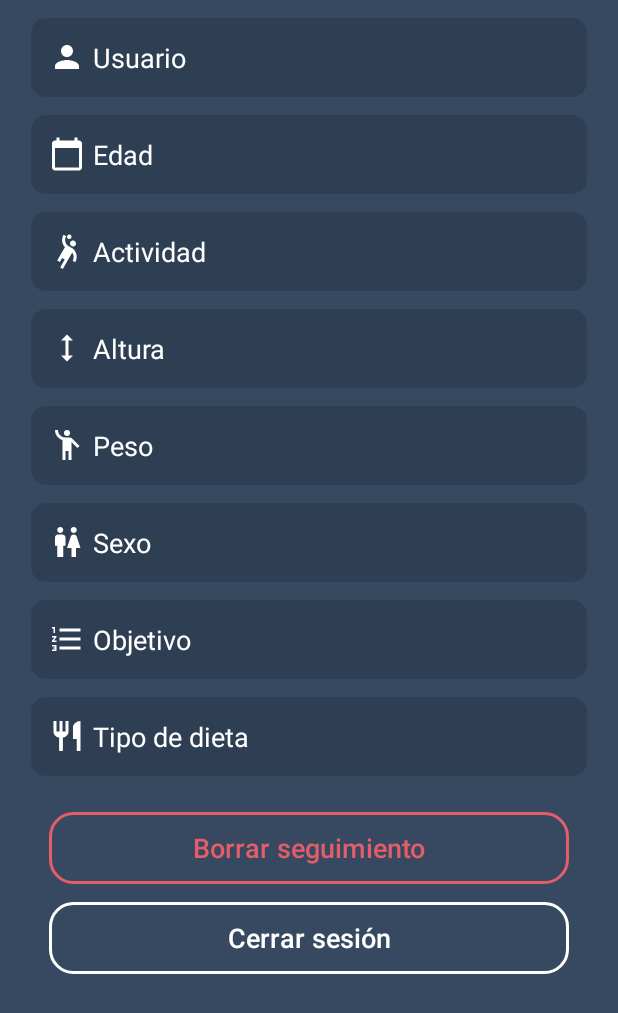
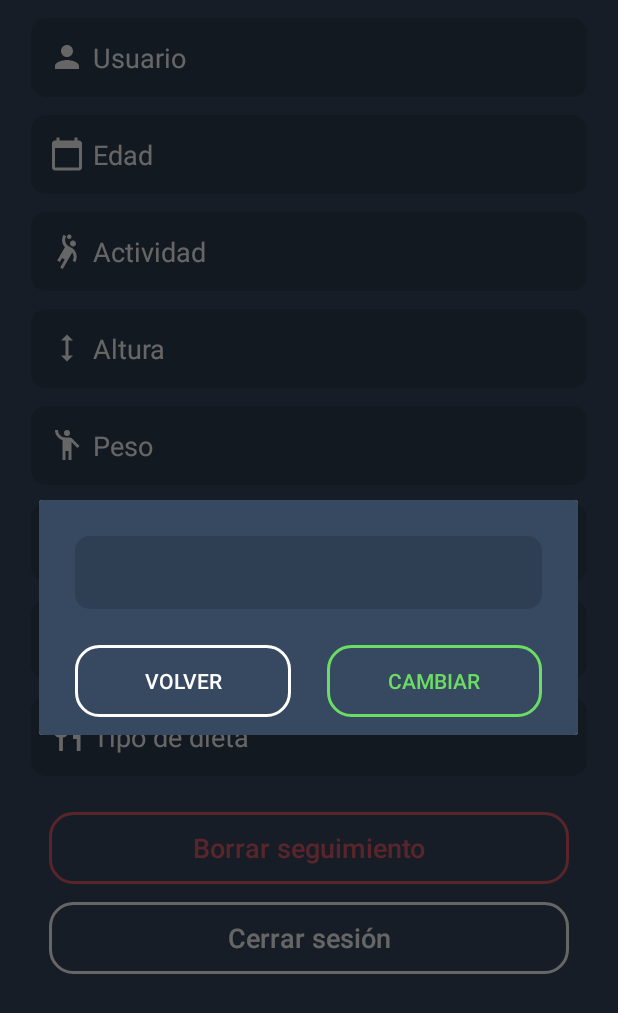
Before and after one commit to alexdls0/Jelzi, an Android app: the fragment Profile shown on its own in the app's theme, after a tap on "Usuario", on a phone screen of 412 x 824 dp. Shown: the top 1013 px of the screen. Run offline under Robolectric (Android 15) with nearby library versions, the phone set to English and light mode, and no system bars; our stand-ins replace Firebase (no records; nobody signed in at launch, a user with empty details on screens opened directly); libraries missing offline, so code that uses them is left out: com.sdsmdg.tastytoast; 2 statements that could not run were skipped.

Commit message:
Dialogs modified

```diff
--- a/app/src/main/java/com/example/jelzi/fragments/Profile.java
+++ b/app/src/main/java/com/example/jelzi/fragments/Profile.java
@@ -95,20 +95,27 @@ public class Profile extends Fragment {
         cvUsername.setOnClickListener(new View.OnClickListener() {
             @Override
             public void onClick(View v) {
-                /*final EditText username = new EditText(getActivity());
-                username.setTextColor(getResources().getColor(R.color.colorWhite));
+                AlertDialog.Builder builder = new AlertDialog.Builder(getActivity());
+                View dialogView = getLayoutInflater().inflate(R.layout.dialog_profile_username, null);
+                final EditText username = dialogView.findViewById(R.id.etProfileDialogUsername);
                 username.setText(user.getUserName());
-                AlertDialog.Builder builder = new AlertDialog.Builder(getActivity(), R.style.AlertDialogCustom);
+                Button btChange = dialogView.findViewById(R.id.btChange);
+                Button btBack = dialogView.findViewById(R.id.btBack);
 
-                builder.setView(username);
-                builder.setPositiveButton(getString(R.string.change), new DialogInterface.OnClickListener() {
+                builder.setView(dialogView);
+                final AlertDialog dialog = builder.create();
+                dialog.show();
+                dialog.setCanceledOnTouchOutside(false);
+
+                btChange.setOnClickListener(new View.OnClickListener() {
                     @Override
-                    public void onClick(DialogInterface dialog, int which) {
+                    public void onClick(View v) {
                         String name = username.getText().toString();
                         if(!name.isEmpty() && utils.checkUsername(name)){
                             if (utils.isConnected(getActivity())){
                                 user.setUserName(name);
                                 saveTracingFirebase();
+                                dialog.dismiss();
                             }else{
                                 TastyToast.makeText(getActivity(), getString(R.string.connectionlost), TastyToast.LENGTH_LONG, TastyToast.ERROR);
                             }
@@ -117,15 +124,13 @@ public class Profile extends Fragment {
                         }
                     }
                 });
-                builder.setNegativeButton(getString(R.string.back), new DialogInterface.OnClickListener() {
+
+                btBack.setOnClickListener(new View.OnClickListener() {
                     @Override
-                    public void onClick(DialogInterface dialog, int which) {
+                    public void onClick(View v) {
+                        dialog.dismiss();
                     }
                 });
-
-                AlertDialog dialog = builder.create();
-                dialog.show();
-                dialog.setCanceledOnTouchOutside(false);*/
             }
         });
 
@@ -191,6 +196,18 @@ public class Profile extends Fragment {
         btRemoveTracing.setOnClickListener(new View.OnClickListener() {
             @Override
             public void onClick(View v) {
+                AlertDialog.Builder builder = new AlertDialog.Builder(getActivity());
+                View dialogView = getLayoutInflater().inflate(R.layout.dialog_profile_remove_tracing, null);
+                Button btRemove = dialogView.findViewById(R.id.btRemove);
+                Button btBack = dialogView.findViewById(R.id.btBack);
+
+                builder.setView(dialogView);
+                final AlertDialog dialog = builder.create();
+                dialog.show();
+                dialog.setCanceledOnTouchOutside(false);
+                btRemove.setOnClickListener(new View.OnClickListener() {
+                    @Override
+                    public void onClick(View v) {
                         if (utils.isConnected(getActivity())){
                             databaseReference = FirebaseDatabase.getInstance().getReference().child("users").child(mAuth.getCurrentUser().getUid());
                             databaseReference.addListenerForSingleValueEvent(new ValueEventListener() {
@@ -200,7 +217,6 @@ public class Profile extends Fragment {
                                         databaseReference.child("/foods").removeValue();
                                     }
                                 }
-
                                 @Override
                                 public void onCancelled(@NonNull DatabaseError error) {
                                 }
@@ -212,6 +228,15 @@ public class Profile extends Fragment {
                         }else{
                             TastyToast.makeText(getActivity(), getString(R.string.connectionlost), TastyToast.LENGTH_LONG, TastyToast.ERROR);
                         }
+                    }
+                });
+
+                btBack.setOnClickListener(new View.OnClickListener() {
+                    @Override
+                    public void onClick(View v) {
+                        dialog.dismiss();
+                    }
+                });
             }
         });
 
--- /dev/null
+++ b/app/src/main/res/drawable/btn_bg_change.xml
@@ -0,0 +1,6 @@
+<?xml version="1.0" encoding="utf-8"?>
+<shape xmlns:android="http://schemas.android.com/apk/res/android">
+    <solid android:color="#00000000"/>
+    <stroke android:width="2dp" android:color="@color/colorGreen" />
+    <corners android:radius="@dimen/cornerRadius"/>
+</shape>
--- a/app/src/main/res/layout/activity_register.xml
+++ b/app/src/main/res/layout/activity_register.xml
@@ -20,7 +20,7 @@
         app:layout_constraintTop_toBottomOf="@+id/tvEmail" />
 
     <EditText
-        android:id="@+id/etUsername"
+        android:id="@+id/etProfileDialogUsername"
         style="@style/edittexts"
         android:layout_width="0dp"
         android:layout_height="wrap_content"
@@ -88,7 +88,7 @@
         android:layout_height="wrap_content"
         android:text="@string/password"
         app:layout_constraintStart_toStartOf="@+id/guideline2"
-        app:layout_constraintTop_toBottomOf="@+id/etUsername" />
+        app:layout_constraintTop_toBottomOf="@+id/etProfileDialogUsername" />
 
     <TextView
         android:id="@+id/tvEmail"
--- a/app/src/main/res/layout/custom_loading_dialog.xml
+++ b/app/src/main/res/layout/custom_loading_dialog.xml
@@ -4,7 +4,8 @@
     xmlns:tools="http://schemas.android.com/tools"
     android:orientation="vertical" android:layout_width="match_parent"
     android:layout_height="wrap_content"
-    android:padding="50dp">
+    android:padding="50dp"
+    android:background="@color/colorBackground">
 
     <ProgressBar
         android:id="@+id/progressBar"
--- /dev/null
+++ b/app/src/main/res/layout/dialog_profile_username.xml
@@ -0,0 +1,46 @@
+<?xml version="1.0" encoding="utf-8"?>
+<androidx.constraintlayout.widget.ConstraintLayout xmlns:android="http://schemas.android.com/apk/res/android"
+    xmlns:app="http://schemas.android.com/apk/res-auto"
+    xmlns:tools="http://schemas.android.com/tools"
+    style="@style/optionsProfileDialog"
+    android:layout_width="match_parent"
+    android:layout_height="match_parent">
+
+    <androidx.constraintlayout.widget.Guideline
+        android:id="@+id/guideline1"
+        app:layout_constraintGuide_percent="0.5"
+        android:layout_width="wrap_content"
+        android:layout_height="wrap_content"
+        android:orientation="vertical" />
+
+    <EditText
+        android:id="@+id/etProfileDialogUsername"
+        style="@style/optionsProfileDialogUsernameEt"
+        android:layout_width="0dp"
+        android:layout_height="wrap_content"
+        android:ems="10"
+        android:inputType="textPersonName"
+        app:layout_constraintEnd_toEndOf="parent"
+        app:layout_constraintStart_toStartOf="parent"
+        app:layout_constraintTop_toTopOf="parent" />
+
+    <Button
+        android:id="@+id/btChange"
+        style="@style/optionsProfileDialogBtChange"
+        android:layout_width="0dp"
+        android:layout_height="wrap_content"
+        android:text="@string/change"
+        app:layout_constraintEnd_toEndOf="parent"
+        app:layout_constraintStart_toStartOf="@+id/guideline1"
+        app:layout_constraintTop_toBottomOf="@+id/etProfileDialogUsername" />
+
+    <Button
+        android:id="@+id/btBack"
+        style="@style/optionsProfileDialogUsernameBt"
+        android:layout_width="0dp"
+        android:layout_height="wrap_content"
+        android:text="@string/back"
+        app:layout_constraintEnd_toStartOf="@+id/guideline1"
+        app:layout_constraintStart_toStartOf="parent"
+        app:layout_constraintTop_toBottomOf="@+id/etProfileDialogUsername" />
+</androidx.constraintlayout.widget.ConstraintLayout>
--- a/app/src/main/res/values/dimens.xml
+++ b/app/src/main/res/values/dimens.xml
@@ -10,8 +10,11 @@
     <dimen name="topMarginEdittexts">6dp</dimen>
     <dimen name="bottomMarginEdittexts">24dp</dimen>
     <dimen name="smallMargin">12dp</dimen>
+    <dimen name="negativesmallMargin">-12dp</dimen>
     <dimen name="mediumMargin">24dp</dimen>
+    <dimen name="negativemediumMargin">-24dp</dimen>
     <dimen name="bigMargin">36dp</dimen>
+    <dimen name="negativebigMargin">-36dp</dimen>
     <dimen name="jelziimagotipoheight">100dp</dimen>
     <dimen name="jelziimagotipowidth">100dp</dimen>
     <dimen name="none">0dp</dimen>
--- a/app/src/main/res/values/styles.xml
+++ b/app/src/main/res/values/styles.xml
@@ -134,6 +134,8 @@
 
     <style name="loadingtextview">
         <item name="android:textSize">@dimen/smallSize</item>
+        <item name="android:textColor">@color/colorWhite</item>
+        <item name="android:textStyle">bold</item>
         <item name="android:layout_marginTop">@dimen/halfMediumSize</item>
     </style>
     <style name="darkBackgroundCards">
@@ -179,4 +181,95 @@
         <item name="android:layout_marginTop">@dimen/smallSize</item>
         <item name="android:layout_marginBottom">@dimen/smallSize</item>
     </style>
+
+    <style name="optionsProfileDialog">
+        <item name="android:background">@color/colorBackground</item>
+        <item name="android:padding">@dimen/smallMargin</item>
+    </style>
+
+    <style name="optionsProfileDialogUsernameEt">
+        <item name="android:layout_marginTop">@dimen/smallMargin</item>
+        <item name="android:layout_marginStart">@dimen/smallMargin</item>
+        <item name="android:layout_marginEnd">@dimen/smallMargin</item>
+        <item name="android:textColor">@color/colorWhite</item>
+        <item name="android:background">@drawable/rect_shape</item>
+        <item name="android:textStyle">bold</item>
+        <item name="android:paddingTop">@dimen/smallMargin</item>
+        <item name="android:paddingBottom">@dimen/smallMargin</item>
+        <item name="android:paddingStart">@dimen/mediumMargin</item>
+        <item name="android:paddingEnd">@dimen/negativemediumMargin</item>
+    </style>
+
+    <style name="optionsProfileDialogUsernameBt">
+        <item name="android:layout_marginTop">@dimen/mediumMargin</item>
+        <item name="android:layout_marginStart">@dimen/smallMargin</item>
+        <item name="android:layout_marginEnd">@dimen/smallMargin</item>
+        <item name="android:textColor">@color/colorWhite</item>
+        <item name="android:background">@drawable/btn_bg_logout</item>
+    </style>
+
+    <style name="optionsProfileDialogBtChange">
+        <item name="android:layout_marginTop">@dimen/mediumMargin</item>
+        <item name="android:layout_marginStart">@dimen/smallMargin</item>
+        <item name="android:layout_marginEnd">@dimen/smallMargin</item>
+        <item name="android:textColor">@color/colorGreen</item>
+        <item name="android:background">@drawable/btn_bg_change</item>
+    </style>
+
+    <style name="profileRemoveTracingText">
+        <item name="android:layout_marginTop">@dimen/smallMargin</item>
+        <item name="android:textSize">@dimen/halfMediumSize</item>
+        <item name="android:layout_marginStart">@dimen/smallMargin</item>
+        <item name="android:layout_marginEnd">@dimen/smallMargin</item>
+        <item name="android:textColor">@color/colorWhite</item>
+    </style>
+
+    <style name="dialogErrorTitle">
+        <item name="android:layout_marginTop">@dimen/smallMargin</item>
+        <item name="android:textSize">@dimen/mediumSize</item>
+        <item name="android:layout_marginStart">@dimen/smallMargin</item>
+        <item name="android:layout_marginEnd">@dimen/smallMargin</item>
+        <item name="android:textColor">@color/colorWhite</item>
+        <item name="android:textStyle">bold</item>
+    </style>
+
+    <style name="dialogErrorText">
+        <item name="android:layout_marginTop">@dimen/mediumMargin</item>
+        <item name="android:textSize">@dimen/halfMediumSize</item>
+        <item name="android:layout_marginStart">@dimen/smallMargin</item>
+        <item name="android:layout_marginEnd">@dimen/smallMargin</item>
+        <item name="android:textColor">@color/colorWhite</item>
+    </style>
+
+    <style name="profileLogout.continueButton">
+        <item name="android:layout_marginTop">@dimen/mediumMargin</item>
+    </style>
+
+    <style name="forgotPassDialog">
+        <item name="android:layout_marginTop">@dimen/smallMargin</item>
+        <item name="android:textSize">@dimen/mediumSize</item>
+        <item name="android:layout_marginStart">@dimen/smallMargin</item>
+        <item name="android:layout_marginEnd">@dimen/smallMargin</item>
+        <item name="android:textColor">@color/colorWhite</item>
+    </style>
+
+    <style name="forgotPassDialogMessage">
+        <item name="android:layout_marginTop">@dimen/smallMargin</item>
+        <item name="android:textSize">@dimen/halfMediumSize</item>
+        <item name="android:layout_marginStart">@dimen/smallMargin</item>
+        <item name="android:layout_marginEnd">@dimen/smallMargin</item>
+        <item name="android:textColor">@color/colorWhite</item>
+    </style>
+
+    <style name="forgotPassEt">
+        <item name="android:layout_marginTop">@dimen/smallMargin</item>
+        <item name="android:layout_marginStart">@dimen/smallMargin</item>
+        <item name="android:layout_marginEnd">@dimen/smallMargin</item>
+        <item name="android:textSize">@dimen/halfMediumSize</item>
+        <item name="android:textColor">@color/colorWhite</item>
+        <item name="android:background">@drawable/rect_shape</item>
+        <item name="android:paddingTop">@dimen/smallMargin</item>
+        <item name="android:paddingBottom">@dimen/smallMargin</item>
+        <item name="android:paddingStart">@dimen/smallMargin</item>
+    </style>
 </resources>
```
Also changed, not shown: app/src/main/java/com/example/jelzi/Login.java (+25 -36 lines), app/src/main/java/com/example/jelzi/Register.java (+15 -49 lines), app/src/main/java/com/example/jelzi/model/Utils.java (+30 -5 lines), app/src/main/res/layout/dialog_error.xml (added, +46 -0 lines), app/src/main/res/layout/dialog_forgot_pass.xml (added, +73 -0 lines), app/src/main/res/layout/dialog_profile_remove_tracing.xml (added, +50 -0 lines), app/src/main/res/values/strings.xml (+9 -6 lines). Lines whose indentation alone changed are shown as unchanged.
